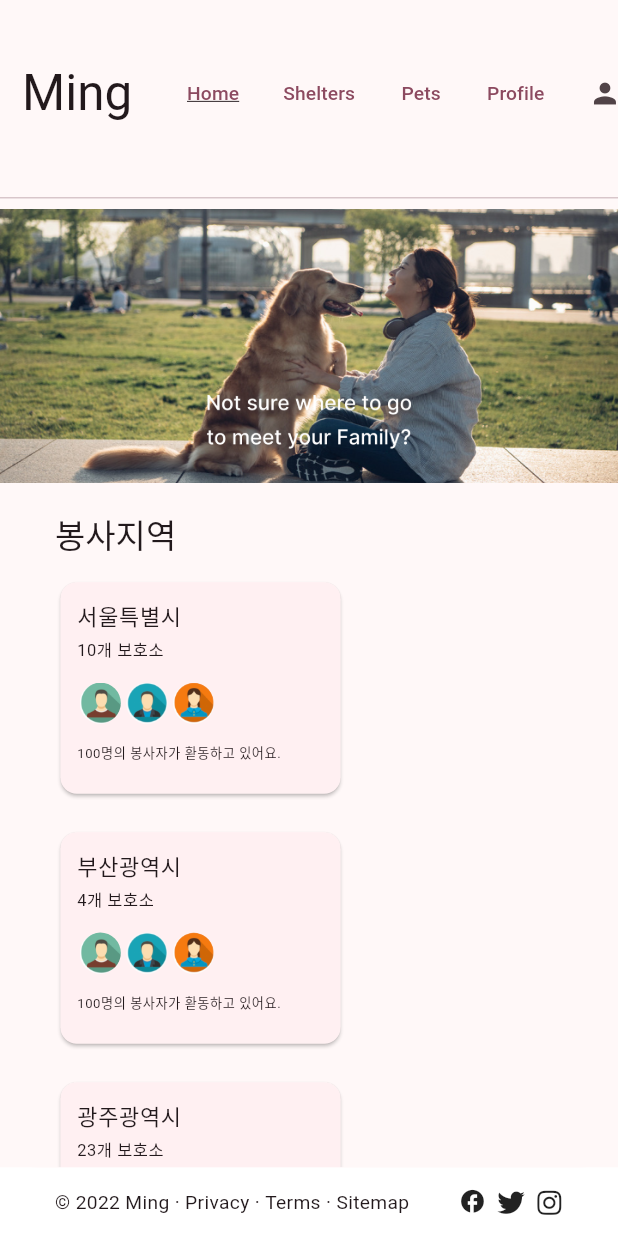
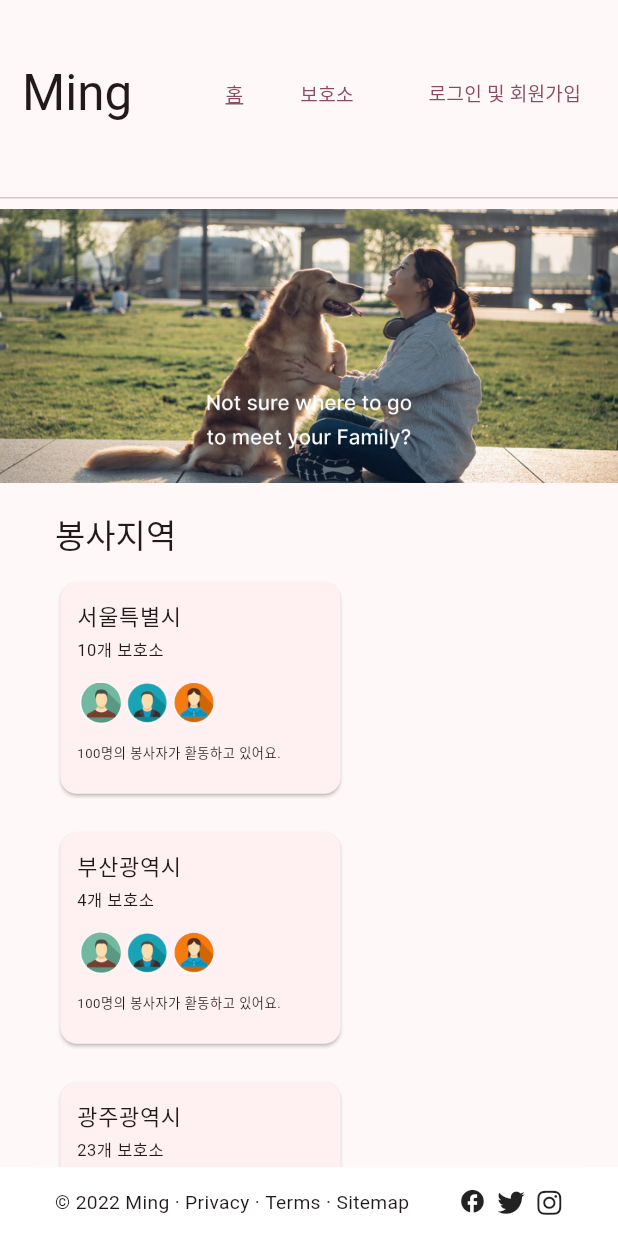
Before and after one commit to ming-app/ming-app, a Flutter app: the screen it shows after launch, on a phone screen of 412 x 824 dp. Run offline on Flutter 3.47's test engine with Material 2 defaults, Android fonts, the phone set to English and light mode, and no system bars; drawn by our look-alikes of loader_overlay; our stand-ins replace bloc, copy_with_extension, dio, email_validator, equatable, extended_image and 13 more; missing offline and left inert: firebase_auth_platform_interface, flutter_loggy, flutter_loggy_dio; accounts and stored records are empty; generated files the repository leaves out were written again; statements that could not run were skipped.

Commit message:
Refine menu bar.
Menu bar에서 홈, 보호소만 보이게 하고, 사용자 프로필 버튼을 로그인 시와 로그인 하지 않았을 때를 구분해서 변경할 수 있도록 지원.

Signed-off-by: Hyukjoong Kim <wangmir@gmail.com>

```diff
--- a/lib/common/routes.dart
+++ b/lib/common/routes.dart
@@ -55,10 +55,8 @@ enum MingRoutingAddress {
 }
 
 enum MingNavigator {
-  home(MingRoutingAddress.home, "Home", Icon(Icons.home_filled)),
-  shelters(MingRoutingAddress.shelters, "Shelters", Icon(Icons.night_shelter)),
-  pets(MingRoutingAddress.pets, "Pets", Icon(Icons.pets)),
-  myProfile(MingRoutingAddress.myProfile, "Profile", Icon(Icons.person)),
+  home(MingRoutingAddress.home, "홈", Icon(Icons.home_filled)),
+  shelters(MingRoutingAddress.shelters, "보호소", Icon(Icons.night_shelter)),
   ;
 
   final MingRoutingAddress routes;
@@ -130,12 +128,12 @@ final router = GoRouter(
       pageBuilder: (context, state) {
         context.read<UserProfileCubit>().initialize();
 
-        return MaterialPage<void>(
+        return const MaterialPage<void>(
           key: _pageKey,
           child: RootLayout(
             key: _scaffoldKey,
-            currentIndex: MingNavigator.myProfile.offset(),
-            child: const UserProfilePage(),
+            currentIndex: -1,
+            child: UserProfilePage(),
           ),
         );
       },
--- a/lib/common/ui/menu_bar.dart
+++ b/lib/common/ui/menu_bar.dart
@@ -1,5 +1,7 @@
 import 'package:flutter/material.dart';
+import 'package:flutter_bloc/flutter_bloc.dart';
 import 'package:go_router/go_router.dart';
+import 'package:ming/auth/bloc/auth_bloc.dart';
 import 'package:ming/common/routes.dart';
 import 'package:ming/generated/l10n.dart';
 
@@ -32,9 +34,8 @@ class MenuBar extends StatelessWidget implements PreferredSizeWidget {
                   ),
                 ),
               ),
-              Flexible(
-                flex: 8,
-                child: Container(
+              const Spacer(),
+              Container(
                 alignment: Alignment.centerRight,
                 child: Wrap(
                   children: destinations
@@ -47,15 +48,10 @@ class MenuBar extends StatelessWidget implements PreferredSizeWidget {
                       .toList(),
                 ),
               ),
-              ),
-              Flexible(
-                flex: 1,
-                child: IconButton(
-                  onPressed: () => context.go(MingRoutingAddress.login.address),
-                  icon: const Icon(Icons.person),
-                  padding:
-                      const EdgeInsets.symmetric(horizontal: 16, vertical: 16),
-                ),
+              const Spacer(),
+              const Padding(
+                padding: EdgeInsets.only(right: 15),
+                child: UserMenuItem(),
               ),
             ],
           ),
@@ -94,3 +90,26 @@ class MenuItem extends StatelessWidget {
     );
   }
 }
+
+class UserMenuItem extends StatelessWidget {
+  const UserMenuItem({Key? key}) : super(key: key);
+
+  @override
+  Widget build(BuildContext context) {
+    return BlocBuilder<AuthBloc, AuthState>(
+      builder: (context, state) {
+        if (state is Authenticated) {
+          return IconButton(
+            onPressed: () => context.go(MingRoutingAddress.myProfile.address),
+            icon: const Icon(Icons.person),
+          );
+        }
+
+        return TextButton(
+          onPressed: () => context.go(MingRoutingAddress.login.address),
+          child: Text(S.of(context).loginButtonText),
+        );
+      },
+    );
+  }
+}
--- a/lib/l10n/intl_ko_KR.arb
+++ b/lib/l10n/intl_ko_KR.arb
@@ -14,5 +14,6 @@
   "shelterSinglePageTitle": "쉼터 페이지",
   "loginFailedMessage": "로그인에 실패하였습니다.",
   "loginSuccessMessage": "로그인에 성공하였습니다.",
-  "regionString": "봉사지역"
+  "regionString": "봉사지역",
+  "loginButtonText": "로그인 및 회원가입"
 }
--- a/lib/user_profile/view/user_profile_form.dart
+++ b/lib/user_profile/view/user_profile_form.dart
@@ -1,6 +1,8 @@
 import 'package:flutter/material.dart';
 import 'package:flutter_bloc/flutter_bloc.dart';
 import 'package:go_router/go_router.dart';
+import 'package:ming/auth/bloc/auth_bloc.dart';
+import 'package:ming/common/routes.dart';
 import 'package:ming_api/ming_api.dart';
 
 import '../user_profile.dart';
@@ -89,7 +91,10 @@ class UserProfileForm extends StatelessWidget {
             Row(
               children: [
                 ElevatedButton(
-                    onPressed: () => context.go("/login"),
+                    onPressed: () {
+                      context.read<AuthBloc>().add(LogOut());
+                      context.go(MingRoutingAddress.login.address);
+                    },
                     child: const Text("Logout")),
                 ElevatedButton(
                     onPressed: () => context.go("/shelters?auth=true"),
```
Also changed, not shown: lib/generated/intl/messages_ko_KR.dart, lib/generated/l10n.dart, packages/authentication_repository/pubspec.lock. Lines whose indentation alone changed are shown as unchanged.
